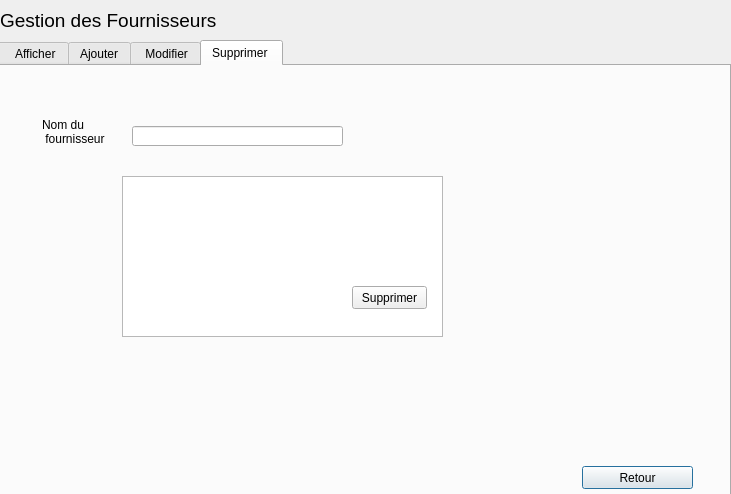
First picture: the form in FactWare/fournisseur.ui, repository caleb-akoa/Smart_Factory_2A6, before the edit.
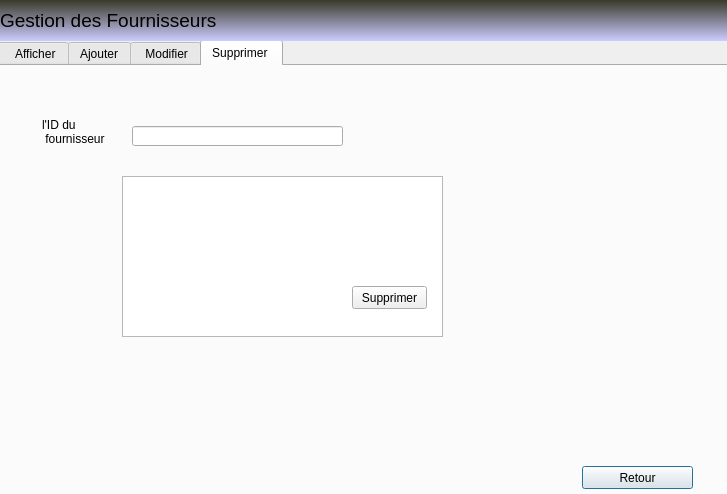
Second picture: the form after the edit. The open tabs and pages were chosen to show the change. Icons and pictures are not drawn.

The edit to the form file:
```diff
--- a/FactWare/fournisseur.ui
+++ b/FactWare/fournisseur.ui
@@ -6,7 +6,7 @@
    <rect>
     <x>0</x>
     <y>0</y>
-    <width>731</width>
+    <width>727</width>
     <height>494</height>
    </rect>
   </property>
@@ -22,6 +22,9 @@
      <height>461</height>
     </rect>
    </property>
+   <property name="styleSheet">
+    <string notr="true"/>
+   </property>
    <property name="currentIndex">
     <number>1</number>
    </property>
@@ -607,7 +610,7 @@
       </font>
      </property>
      <property name="text">
-      <string>Nom du
+      <string>l'ID du
  fournisseur</string>
      </property>
     </widget>
@@ -674,28 +677,12 @@
     <string notr="true">color: qlineargradient(spread:pad, x1:0, y1:0, x2:1, y2:0, stop:0 rgba(0, 0, 0, 255), stop:1 rgba(255, 255, 255, 255));</string>
    </property>
   </widget>
-  <widget class="QLabel" name="label_11">
-   <property name="geometry">
-    <rect>
-     <x>-60</x>
-     <y>0</y>
-     <width>801</width>
-     <height>41</height>
-    </rect>
-   </property>
-   <property name="text">
-    <string/>
-   </property>
-   <property name="pixmap">
-    <pixmap>../123786019_373218060601907_9161192570750179897_n.jpg</pixmap>
-   </property>
-  </widget>
   <widget class="QLabel" name="label">
    <property name="geometry">
     <rect>
      <x>0</x>
      <y>0</y>
-     <width>291</width>
+     <width>731</width>
      <height>41</height>
     </rect>
    </property>
@@ -703,13 +690,13 @@
     <font>
      <family>MS Shell Dlg 2</family>
      <pointsize>14</pointsize>
-     <weight>9</weight>
+     <weight>50</weight>
      <italic>false</italic>
      <bold>false</bold>
     </font>
    </property>
    <property name="styleSheet">
-    <string notr="true">font: 75 14pt &quot;MS Shell Dlg 2&quot;rgb(170, 0, 0)</string>
+    <string notr="true">background: QLinearGradient(x1: 0, y1: 0, x2: 0, y2: 1, stop: 0 #3a3a2b, stop: 1 #ccf);</string>
    </property>
    <property name="text">
     <string>Gestion des Fournisseurs</string>
```
Left out of the diff: 2 changed lines with no effect on the pictures.
